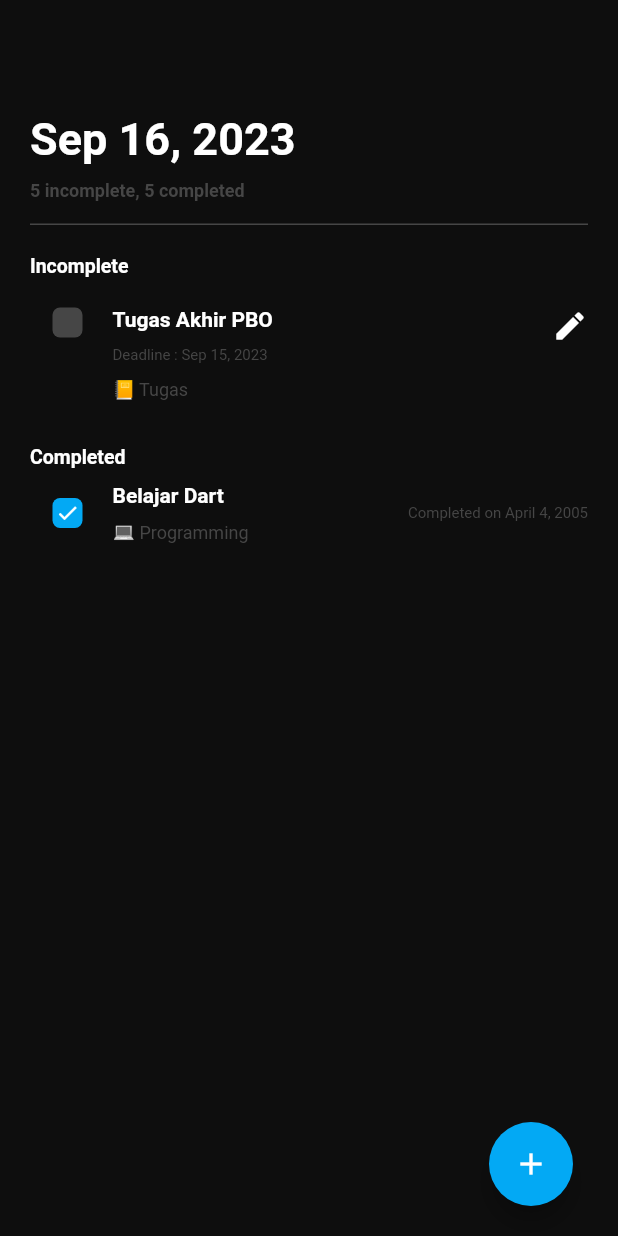
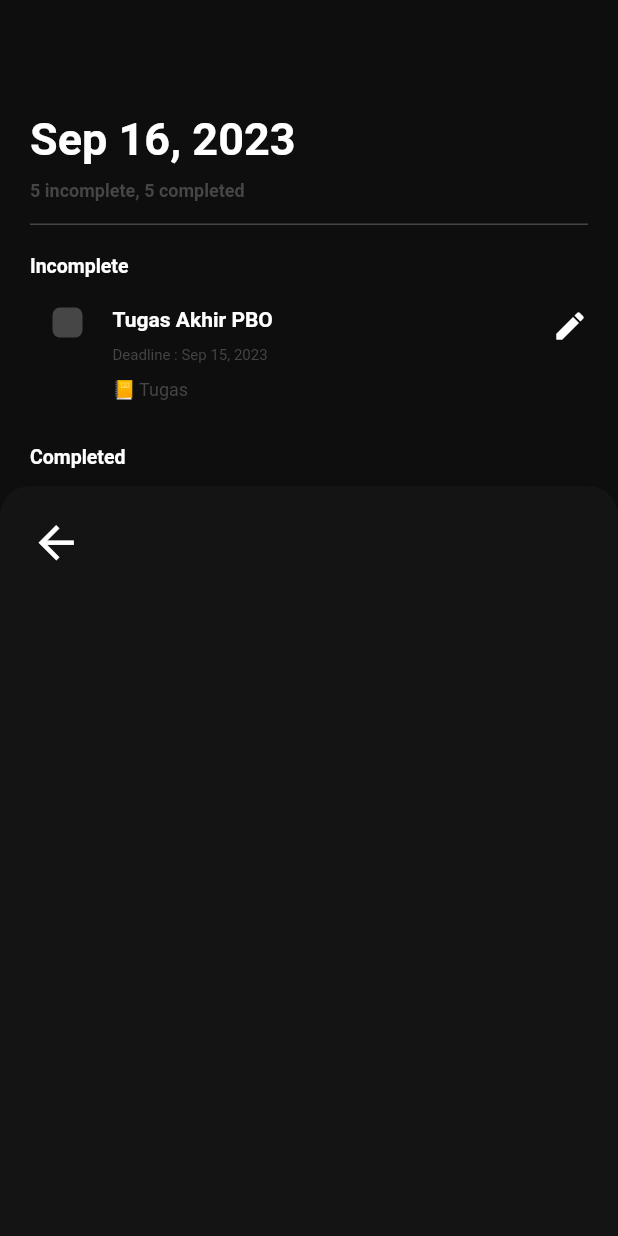
Before and after one commit to zakoraa/to-do-app, a Flutter app: the screen it shows after launch, after a tap on the "add" icon, on a phone screen of 412 x 824 dp. Run offline on Flutter 3.47's test engine with Material 2 defaults, Android fonts, the phone set to English and light mode, and no system bars; our stand-ins replace bloc, equatable, flutter_bloc.

Commit message:
feat: add feature bottom sheet to home page

```diff
--- a/lib/module/home/widgets/floating_button_widget.dart
+++ b/lib/module/home/widgets/floating_button_widget.dart
@@ -12,7 +12,40 @@ class FloatingButtonWidget extends StatelessWidget {
         bottom: 20,
         right: 10,
         child: FloatingActionButton(
-          onPressed: () {},
+          onPressed: () {
+            showBottomSheet(
+              context: context,
+              elevation: 0,
+              backgroundColor: Colors.transparent,
+              builder: (context) {
+                return Container(
+                  height: 500,
+                  padding:
+                      const EdgeInsets.symmetric(horizontal: 20, vertical: 20),
+                  decoration: const BoxDecoration(
+                    borderRadius: BorderRadius.only(
+                        topLeft: Radius.circular(20),
+                        topRight: Radius.circular(20)),
+                    color: Color.fromARGB(255, 20, 20, 20),
+                  ),
+                  width: MediaQuery.of(context).size.width,
+                  child: Column(
+                    crossAxisAlignment: CrossAxisAlignment.start,
+                    children: [
+                      GestureDetector(
+                          onTap: () {
+                            Navigator.pop(context);
+                          },
+                          child: const Icon(
+                            Icons.arrow_back,
+                            size: 35,
+                          )),
+                    ],
+                  ),
+                );
+              },
+            );
+          },
           backgroundColor: CustomColor.secondaryColor,
           child: const Center(
             child: Icon(
```
